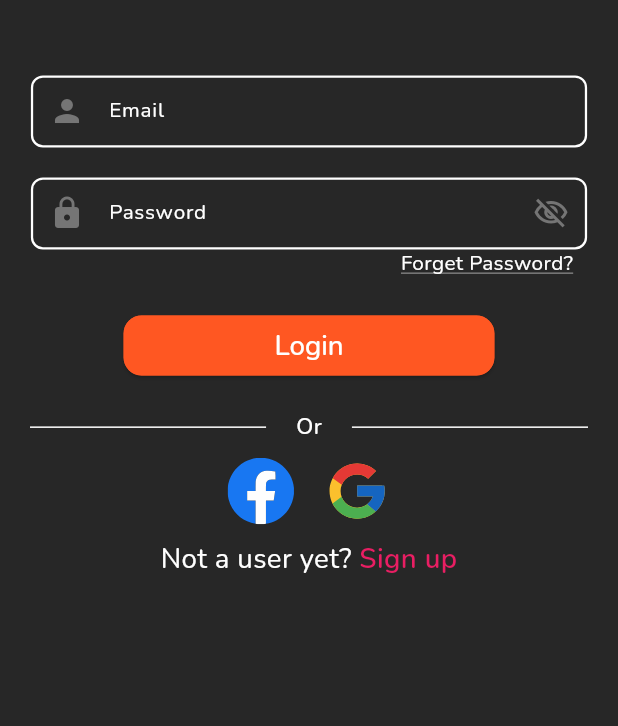
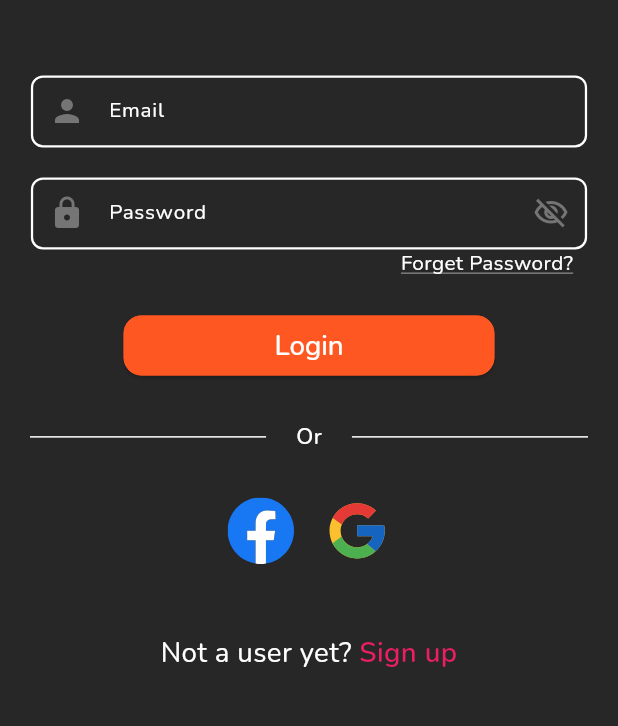
Before and after one commit to wdavid73/recipe_finder_front, a Flutter app: the screen it shows after launch, after a tap on "Login", on a phone screen of 412 x 824 dp, the part 482-1208 px from its top. Run offline on Flutter 3.47's test engine with Material 3 defaults, Android fonts, the phone set to English and light mode, and no system bars; drawn by our look-alikes of flutter_animate; our stand-ins replace dio, equatable, flutter_bloc, flutter_svg, gap, shared_preferences; statements that could not run were skipped.

Commit message:
:globe_with_meridians: localization in login and sign_up

```diff
--- a/lib/i10n/locale/en.dart
+++ b/lib/i10n/locale/en.dart
@@ -1,4 +1,12 @@
 Map<String, String> en = {
   'login': 'Login',
-  'sign up': 'Sign up',
+  'sign_up': 'Sign up',
+  'not_user_yet': 'Not a user yet?',
+  'name': 'Name',
+  'email': 'Email',
+  'email_address': 'Email Address',
+  'password': 'Password',
+  'confirm_password': 'Confirm Password',
+  'birthday': 'Birthday',
+  'forget_password': 'Forget Password?',
 };
--- a/lib/i10n/locale/es.dart
+++ b/lib/i10n/locale/es.dart
@@ -1,4 +1,12 @@
 Map<String, String> es = {
   'login': 'Iniciar Sesión',
-  'sign up': 'Registrase',
+  'sign_up': 'Regístrate',
+  'not_user_yet': '¿No eres usuario todavía?',
+  'name': 'Nombre',
+  'email': 'Correo',
+  'email_address': 'Correo electrónico',
+  'password': 'Contraseña',
+  'confirm_password': 'Confirmar contraseña',
+  'birthday': 'Fecha de nacimiento',
+  'forget_password': '¿Olvidaste tu contraseña?'
 };
--- a/lib/ui/pages/auth/home_auth.dart
+++ b/lib/ui/pages/auth/home_auth.dart
@@ -1,10 +1,9 @@
 import 'package:flutter/material.dart';
-import 'package:flutter_animate/flutter_animate.dart';
 import 'package:gap/gap.dart';
 import 'package:recipe_finder/routes/navigation_manager.dart';
 import 'package:recipe_finder/ui/managers/color_manager.dart';
 import 'package:recipe_finder/ui/managers/responsive_manager.dart';
-import 'package:recipe_finder/ui/managers/style_text_manager.dart';
+import 'package:recipe_finder/utils/extensions.dart';
 import 'package:recipe_finder/widgets/button_custom.dart';
 import 'package:recipe_finder/widgets/logo_app.dart';
 
@@ -36,7 +35,7 @@ class HomeAuth extends StatelessWidget {
                 ),
                 width: responsive.wp(70),
                 height: responsive.hp(5),
-                text: "Login",
+                text: context.translate('login'),
                 backgroundColor: ColorManager.primaryColor,
                 fontColor: Colors.white,
                 fontSize: responsive.dp(2),
@@ -50,7 +49,7 @@ class HomeAuth extends StatelessWidget {
                 ),
                 width: responsive.wp(70),
                 height: responsive.hp(5),
-                text: "Sign up",
+                text: context.translate('sign_up'),
                 backgroundColor: Colors.white,
                 fontColor: ColorManager.primaryColor,
                 fontSize: responsive.dp(2),
--- a/lib/ui/pages/auth/login.dart
+++ b/lib/ui/pages/auth/login.dart
@@ -5,6 +5,7 @@ import 'package:recipe_finder/routes/navigation_manager.dart';
 import 'package:recipe_finder/ui/managers/color_manager.dart';
 import 'package:recipe_finder/ui/managers/responsive_manager.dart';
 import 'package:recipe_finder/ui/managers/style_text_manager.dart';
+import 'package:recipe_finder/utils/extensions.dart';
 import 'package:recipe_finder/widgets/button_custom.dart';
 import 'package:recipe_finder/widgets/icon_app.dart';
 import 'package:recipe_finder/widgets/input_custom.dart';
@@ -79,8 +80,8 @@ class _LoginContainerState extends State<LoginContainer> {
               onChange: (value) {
                 setState(() => _email = value);
               },
-              hint: "Email Address",
-              label: "Email",
+              hint: context.translate('email_address'),
+              label: context.translate('email'),
               keyboardType: TextInputType.emailAddress,
               iconPrefix: const Icon(Icons.person),
             ),
@@ -88,8 +89,8 @@ class _LoginContainerState extends State<LoginContainer> {
               onChange: (value) {
                 setState(() => _password = value);
               },
-              hint: "Password",
-              label: "Password",
+              hint: context.translate('password'),
+              label: context.translate('password'),
               isPassword: showPassword,
               obscureText: obscureText,
               showPassword: () {
@@ -103,7 +104,7 @@ class _LoginContainerState extends State<LoginContainer> {
               child: Align(
                 alignment: Alignment.topRight,
                 child: Text(
-                  "Forget Password?",
+                  context.translate('forget_password'),
                   style: getRegularStyle(
                     color: Colors.white,
                     textDecoration: TextDecoration.underline,
@@ -117,7 +118,7 @@ class _LoginContainerState extends State<LoginContainer> {
               onPressed: () {},
               width: responsive.wp(60),
               child: Text(
-                "Login",
+                context.translate('login'),
                 style: getMediumStyle(
                   color: Colors.white,
                   fontSize: responsive.dp(2),
@@ -130,7 +131,7 @@ class _LoginContainerState extends State<LoginContainer> {
               mainAxisAlignment: MainAxisAlignment.center,
               children: [
                 Text(
-                  "Not a user yet? ",
+                  "${context.translate('not_user_yet')} ",
                   style: getRegularStyle(
                     color: Colors.white,
                     fontSize: responsive.dp(2),
@@ -143,7 +144,7 @@ class _LoginContainerState extends State<LoginContainer> {
                     transition: "slide",
                   ),
                   child: Text(
-                    "Sign up",
+                    context.translate('sign_up'),
                     style: getSemiBoldStyle(
                       color: ColorManager.primaryColor,
                       fontSize: responsive.dp(2),
@@ -166,7 +167,7 @@ class OtherLoginOptions extends StatelessWidget {
   Widget build(BuildContext context) {
     final Responsive responsive = Responsive(context);
     return Container(
-      margin: const EdgeInsets.symmetric(vertical: 10),
+      margin: EdgeInsets.symmetric(vertical: responsive.hp(2)),
       child: Column(
         crossAxisAlignment: CrossAxisAlignment.center,
         mainAxisAlignment: MainAxisAlignment.center,
@@ -192,6 +193,7 @@ class OtherLoginOptions extends StatelessWidget {
               ],
             ),
           ),
+          const Gap(20),
           Row(
             crossAxisAlignment: CrossAxisAlignment.center,
             mainAxisAlignment: MainAxisAlignment.center,
@@ -207,6 +209,7 @@ class OtherLoginOptions extends StatelessWidget {
               ),
             ],
           ),
+          const Gap(30),
         ],
       ),
     );
```
Also changed, not shown: lib/app/app.dart (+0 -7 lines), lib/ui/pages/auth/sign_up.dart (+13 -12 lines), lib/utils/extensions.dart (added, +8 -0 lines).
